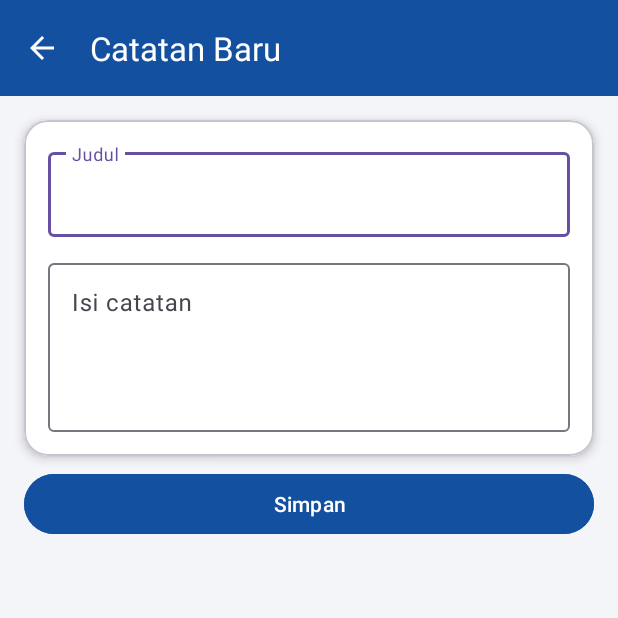
After one commit to alininofrya/RaksaProjek_Alini, an Android app: the NoteFormActivity screen opened directly, with no data from a screen before it, on a phone screen of 412 x 824 dp, the top half of it. The commit adds this screen. Run offline under Robolectric (Android 15) with nearby library versions, the phone set to English and light mode, and no system bars; our stand-ins replace Room's generated code.

Commit message:
P12 Room Database: catatan darurat

```diff
--- a/app/src/main/AndroidManifest.xml
+++ b/app/src/main/AndroidManifest.xml
@@ -46,6 +46,10 @@
             android:name=".informasi.InformasiActivity"
             android:exported="false" />
 
+        <activity
+            android:name=".note.NoteFormActivity"
+            android:exported="false" />
+
     </application>
 
 </manifest>
--- a/app/src/main/java/com/example/projek_alini/MainActivity.kt
+++ b/app/src/main/java/com/example/projek_alini/MainActivity.kt
@@ -18,6 +18,7 @@ import com.example.projek_alini.bantuan.BantuanFragment
 import com.example.projek_alini.beranda.BerandaFragment
 import com.example.projek_alini.cari.CariFragment
 import com.example.projek_alini.databinding.ActivityMainBinding
+import com.example.projek_alini.note.NoteFragment
 import com.example.projek_alini.profil.ProfilFragment
 
 class MainActivity : AppCompatActivity() {
@@ -83,6 +84,10 @@ class MainActivity : AppCompatActivity() {
 
     override fun onOptionsItemSelected(item: MenuItem): Boolean {
         return when (item.itemId) {
+            R.id.action_note -> {
+                replaceFragment(NoteFragment())
+                true
+            }
             R.id.action_web -> {
                 startActivity(Intent(this, ActivityWebView::class.java))
                 true
--- /dev/null
+++ b/app/src/main/java/com/example/projek_alini/data/AppDatabase.kt
@@ -0,0 +1,29 @@
+package com.example.projek_alini.data
+
+import android.content.Context
+import androidx.room.Database
+import androidx.room.Room
+import androidx.room.RoomDatabase
+import com.example.projek_alini.data.dao.NoteDao
+import com.example.projek_alini.data.entity.NoteEntity
+
+@Database(entities = [NoteEntity::class], version = 1, exportSchema = false)
+abstract class AppDatabase : RoomDatabase() {
+
+    abstract fun noteDao(): NoteDao
+
+    companion object {
+        @Volatile
+        private var INSTANCE: AppDatabase? = null
+
+        fun getInstance(context: Context): AppDatabase {
+            return INSTANCE ?: synchronized(this) {
+                Room.databaseBuilder(
+                    context.applicationContext,
+                    AppDatabase::class.java,
+                    "app_database"
+                ).build().also { INSTANCE = it }
+            }
+        }
+    }
+}
--- /dev/null
+++ b/app/src/main/java/com/example/projek_alini/data/dao/NoteDao.kt
@@ -0,0 +1,20 @@
+package com.example.projek_alini.data.dao
+
+import androidx.room.Dao
+import androidx.room.Delete
+import androidx.room.Insert
+import androidx.room.Query
+import com.example.projek_alini.data.entity.NoteEntity
+
+@Dao
+interface NoteDao {
+
+    @Query("SELECT * FROM notes ORDER BY createdAt DESC")
+    suspend fun getAll(): List<NoteEntity>
+
+    @Insert
+    suspend fun insert(note: NoteEntity)
+
+    @Delete
+    suspend fun delete(note: NoteEntity)
+}
--- /dev/null
+++ b/app/src/main/java/com/example/projek_alini/note/NoteFormActivity.kt
@@ -0,0 +1,74 @@
+package com.example.projek_alini.note
+
+import android.os.Bundle
+import android.view.MenuItem
+import android.widget.Toast
+import androidx.activity.enableEdgeToEdge
+import androidx.appcompat.app.AppCompatActivity
+import androidx.core.view.ViewCompat
+import androidx.core.view.WindowInsetsCompat
+import androidx.core.view.updatePadding
+import androidx.lifecycle.lifecycleScope
+import com.example.projek_alini.data.AppDatabase
+import com.example.projek_alini.data.entity.NoteEntity
+import com.example.projek_alini.databinding.ActivityNoteFormBinding
+import kotlinx.coroutines.launch
+
+class NoteFormActivity : AppCompatActivity() {
+
+    private lateinit var binding: ActivityNoteFormBinding
+    private lateinit var db: AppDatabase
+
+    override fun onCreate(savedInstanceState: Bundle?) {
+        super.onCreate(savedInstanceState)
+        enableEdgeToEdge()
+        binding = ActivityNoteFormBinding.inflate(layoutInflater)
+        setContentView(binding.root)
+
+        ViewCompat.setOnApplyWindowInsetsListener(binding.main) { v, insets ->
+            val bars = insets.getInsets(WindowInsetsCompat.Type.systemBars())
+            binding.toolbar.updatePadding(top = bars.top)
+            v.updatePadding(left = bars.left, right = bars.right, bottom = bars.bottom)
+            insets
+        }
+
+        setSupportActionBar(binding.toolbar)
+        supportActionBar?.title = "Catatan Baru"
+        supportActionBar?.setDisplayHomeAsUpEnabled(true)
+
+        db = AppDatabase.getInstance(this)
+
+        binding.btnSaveNote.setOnClickListener {
+            val title = binding.etTitle.text.toString().trim()
+            val content = binding.etContent.text.toString().trim()
+
+            if (title.isEmpty() || content.isEmpty()) {
+                Toast.makeText(this, "Isi semua kolom!", Toast.LENGTH_SHORT).show()
+                return@setOnClickListener
+            }
+
+            binding.btnSaveNote.isEnabled = false
+            lifecycleScope.launch {
+                try {
+                    db.noteDao().insert(NoteEntity(title = title, content = content))
+                    finish()
+                } catch (e: Exception) {
+                    binding.btnSaveNote.isEnabled = true
+                    Toast.makeText(
+                        this@NoteFormActivity,
+                        "Gagal menyimpan catatan",
+                        Toast.LENGTH_SHORT
+                    ).show()
+                }
+            }
+        }
+    }
+
+    override fun onOptionsItemSelected(item: MenuItem): Boolean {
+        if (item.itemId == android.R.id.home) {
+            onBackPressedDispatcher.onBackPressed()
+            return true
+        }
+        return super.onOptionsItemSelected(item)
+    }
+}
--- /dev/null
+++ b/app/src/main/res/layout/activity_note_form.xml
@@ -0,0 +1,83 @@
+<?xml version="1.0" encoding="utf-8"?>
+<androidx.constraintlayout.widget.ConstraintLayout xmlns:android="http://schemas.android.com/apk/res/android"
+    xmlns:app="http://schemas.android.com/apk/res-auto"
+    xmlns:tools="http://schemas.android.com/tools"
+    android:id="@+id/main"
+    android:layout_width="match_parent"
+    android:layout_height="match_parent"
+    android:background="@color/bg_light"
+    tools:context=".note.NoteFormActivity">
+
+    <com.google.android.material.appbar.MaterialToolbar
+        android:id="@+id/toolbar"
+        android:layout_width="0dp"
+        android:layout_height="wrap_content"
+        android:background="@color/raksa_blue"
+        android:minHeight="?attr/actionBarSize"
+        app:navigationIconTint="@android:color/white"
+        app:titleTextColor="@android:color/white"
+        app:layout_constraintEnd_toEndOf="parent"
+        app:layout_constraintStart_toStartOf="parent"
+        app:layout_constraintTop_toTopOf="parent" />
+
+    <com.google.android.material.card.MaterialCardView
+        android:id="@+id/cardForm"
+        android:layout_width="0dp"
+        android:layout_height="wrap_content"
+        android:layout_margin="16dp"
+        app:cardBackgroundColor="@android:color/white"
+        app:cardCornerRadius="16dp"
+        app:cardElevation="4dp"
+        app:layout_constraintEnd_toEndOf="parent"
+        app:layout_constraintStart_toStartOf="parent"
+        app:layout_constraintTop_toBottomOf="@id/toolbar">
+
+        <LinearLayout
+            android:layout_width="match_parent"
+            android:layout_height="wrap_content"
+            android:orientation="vertical"
+            android:padding="16dp">
+
+            <com.google.android.material.textfield.TextInputLayout
+                android:layout_width="match_parent"
+                android:layout_height="wrap_content"
+                android:hint="Judul">
+
+                <com.google.android.material.textfield.TextInputEditText
+                    android:id="@+id/etTitle"
+                    android:layout_width="match_parent"
+                    android:layout_height="wrap_content"
+                    android:inputType="text" />
+            </com.google.android.material.textfield.TextInputLayout>
+
+            <com.google.android.material.textfield.TextInputLayout
+                android:layout_width="match_parent"
+                android:layout_height="wrap_content"
+                android:layout_marginTop="12dp"
+                android:hint="Isi catatan">
+
+                <com.google.android.material.textfield.TextInputEditText
+                    android:id="@+id/etContent"
+                    android:layout_width="match_parent"
+                    android:layout_height="wrap_content"
+                    android:gravity="top"
+                    android:inputType="textMultiLine"
+                    android:minLines="4" />
+            </com.google.android.material.textfield.TextInputLayout>
+        </LinearLayout>
+    </com.google.android.material.card.MaterialCardView>
+
+    <com.google.android.material.button.MaterialButton
+        android:id="@+id/btnSaveNote"
+        android:layout_width="0dp"
+        android:layout_height="wrap_content"
+        android:layout_marginStart="16dp"
+        android:layout_marginTop="8dp"
+        android:layout_marginEnd="16dp"
+        android:backgroundTint="@color/raksa_blue"
+        android:text="Simpan"
+        android:textColor="@android:color/white"
+        app:layout_constraintEnd_toEndOf="parent"
+        app:layout_constraintStart_toStartOf="parent"
+        app:layout_constraintTop_toBottomOf="@id/cardForm" />
+</androidx.constraintlayout.widget.ConstraintLayout>
--- a/app/src/main/res/menu/main_menu.xml
+++ b/app/src/main/res/menu/main_menu.xml
@@ -1,6 +1,10 @@
 <?xml version="1.0" encoding="utf-8"?>
 <menu xmlns:android="http://schemas.android.com/apk/res/android"
     xmlns:app="http://schemas.android.com/apk/res-auto">
+    <item
+        android:id="@+id/action_note"
+        android:title="Catatan Darurat"
+        app:showAsAction="never" />
     <item
         android:id="@+id/action_web"
         android:title="Halodoc"
--- a/build.gradle.kts
+++ b/build.gradle.kts
@@ -1,4 +1,5 @@
 // Top-level build file where you can add configuration options common to all sub-projects/modules.
 plugins {
     alias(libs.plugins.android.application) apply false
+    id("com.google.devtools.ksp") version "1.9.10-1.9.13" apply false
 }
--- a/gradle.properties
+++ b/gradle.properties
@@ -17,3 +17,4 @@ org.gradle.jvmargs=-Xmx2048m -Dfile.encoding=UTF-8
 org.gradle.configuration-cache=true
 # Kotlin code style for this project: "official" or "obsolete":
 kotlin.code.style=official
+android.disallowKotlinSourceSets=false
```
Also changed, not shown: app/build.gradle.kts (+8 -0 lines), app/src/main/java/com/example/projek_alini/data/entity/NoteEntity.kt (added, +12 -0 lines), app/src/main/java/com/example/projek_alini/note/NoteAdapter.kt (added, +38 -0 lines), app/src/main/java/com/example/projek_alini/note/NoteFragment.kt (added, +82 -0 lines), app/src/main/res/drawable/ic_add.xml (added, +9 -0 lines), app/src/main/res/drawable/ic_delete.xml (added, +9 -0 lines), app/src/main/res/layout/fragment_note.xml (added, +30 -0 lines), app/src/main/res/layout/item_note.xml (added, +38 -0 lines).
